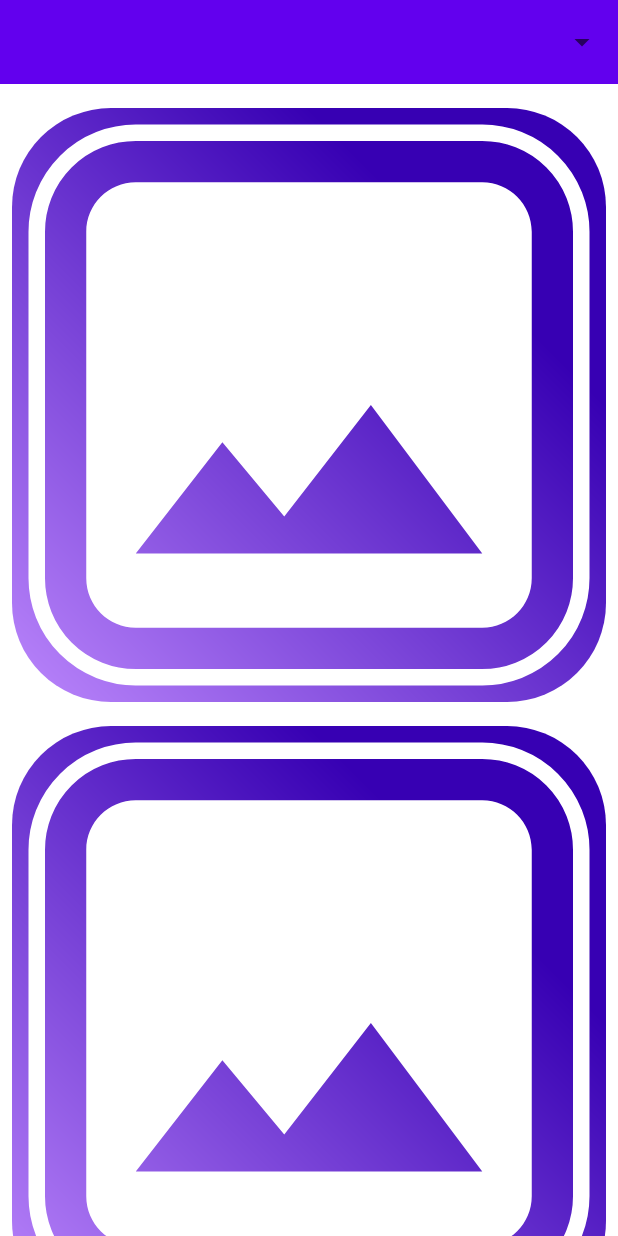
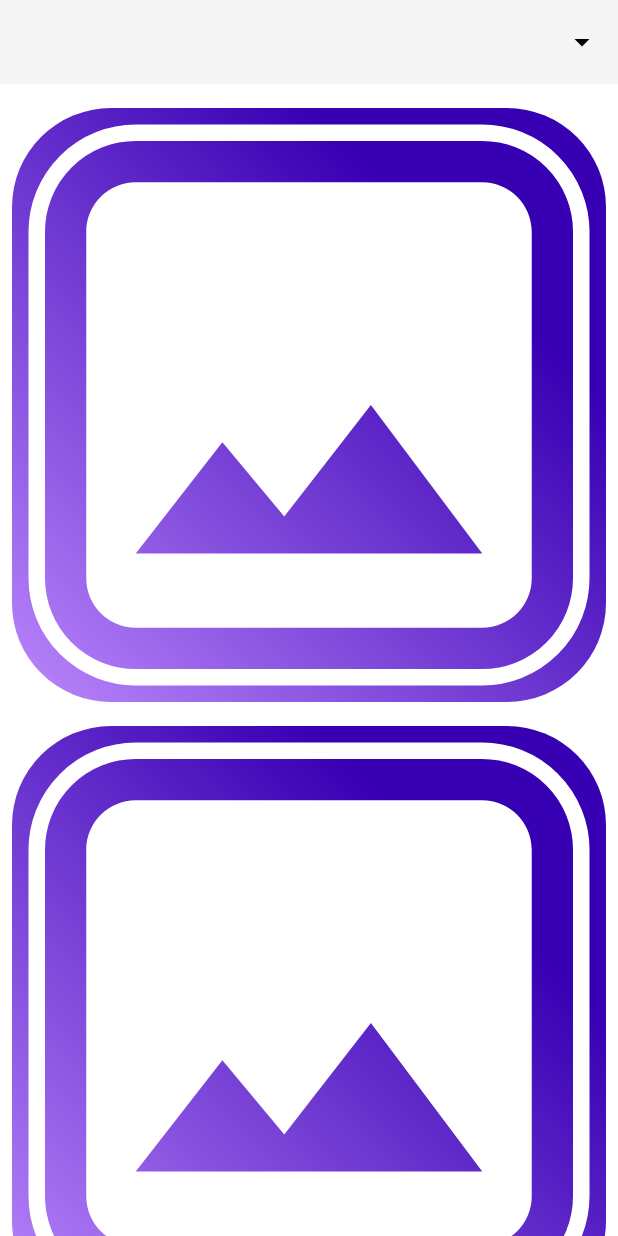
Before and after one commit to legion-11/FindAnime, an Android app: the layout fragment_image_drawer_list_dialog.xml on its own in the app's theme, with its tools: preview values and no code run, on a phone screen of 412 x 824 dp. Run offline under Robolectric (Android 15) with nearby library versions, the phone set to English and light mode, and no system bars.

Commit message:
fix colors for dark theme

```diff
--- a/app/src/main/java/com/dmytroa/findanime/fragments/ImageDrawerListDialogFragment.kt
+++ b/app/src/main/java/com/dmytroa/findanime/fragments/ImageDrawerListDialogFragment.kt
@@ -104,6 +104,7 @@ class ImageDrawerListDialogFragment : BottomSheetDialogFragment(),
         resizableViewMinHeight = resources.getDimension(R.dimen.resizable_view_min_height).toInt()
 
         binding.toolbar.setNavigationIcon(R.drawable.abc_ic_ab_back_material)
+
         binding.toolbar.setNavigationOnClickListener { dismiss() }
 
         val itemsInRow =  if (resources.getBoolean(R.bool.isTablet)) 5 else 3
@@ -133,7 +134,7 @@ class ImageDrawerListDialogFragment : BottomSheetDialogFragment(),
     private fun setupSpinner(){
         val spinnerAdapter = ArrayAdapter(requireContext(),
             android.R.layout.simple_spinner_dropdown_item, viewModel.albumNames)
-            .also { it.setDropDownViewResource(android.R.layout.simple_spinner_dropdown_item) }
+            .also { it.setDropDownViewResource(R.layout.drawer_spinner_item) }
 
         binding.toolbarSpinner.adapter = spinnerAdapter
         binding.toolbarSpinner.onItemSelectedListener = this
--- a/app/src/main/res/drawable-anydpi/ic_gallery_in_stroke.xml
+++ b/app/src/main/res/drawable-anydpi/ic_gallery_in_stroke.xml
@@ -3,9 +3,9 @@
     <item>
         <shape android:shape="rectangle" >
             <gradient
-                android:startColor="@color/drawable_gallery_in_circle_background_gradient_start"
-                android:endColor="@color/drawable_gallery_in_circle_background_gradient_end"
-                android:centerColor="@color/drawable_gallery_in_circle_background_gradient_end"
+                android:startColor="@color/drawable_gallery_in_stroke_background_gradient_start"
+                android:endColor="@color/drawable_gallery_in_stroke_background_gradient_end"
+                android:centerColor="@color/drawable_gallery_in_stroke_background_gradient_end"
                 android:centerY="0.75"
                 android:angle="45"
                 />
@@ -22,7 +22,7 @@
         <shape
             android:shape="rectangle"
             android:useLevel="true">
-            <stroke android:width="0.5dp" android:color="@color/drawable_gallery_in_circle" />
+            <stroke android:width="0.5dp" android:color="@color/drawable_gallery_in_stroke" />
             <corners android:radius="4dp" />
         </shape>
     </item>
--- a/app/src/main/res/drawable/ic_gallery.xml
+++ b/app/src/main/res/drawable/ic_gallery.xml
@@ -1,7 +1,7 @@
 <vector xmlns:android="http://schemas.android.com/apk/res/android"
     android:width="24dp"
     android:height="24dp"
-    android:tint="@color/drawable_gallery_in_circle"
+    android:tint="@color/drawable_gallery_in_stroke"
     android:viewportHeight="24"
     android:viewportWidth="24" >
     <path android:fillColor="@android:color/white" android:pathData="M21,19V5c0,-1.1 -0.9,-2 -2,-2H5c-1.1,0 -2,0.9 -2,2v14c0,1.1 0.9,2 2,2h14c1.1,0 2,-0.9 2,-2zM8.5,13.5l2.5,3.01L14.5,12l4.5,6H5l3.5,-4.5z"/>
--- /dev/null
+++ b/app/src/main/res/layout/drawer_spinner_item.xml
@@ -0,0 +1,13 @@
+<?xml version="1.0" encoding="utf-8"?>
+<TextView xmlns:android="http://schemas.android.com/apk/res/android"
+    xmlns:tools="http://schemas.android.com/tools"
+    android:layout_width="match_parent"
+    android:layout_height="wrap_content"
+    android:gravity="start"
+    android:padding="8dip"
+    android:background="@color/drawer_toolbar_color"
+    android:textColor="@color/theme_color_inverse"
+    android:textSize="16sp"
+    tools:text="Text text">
+
+</TextView>
--- a/app/src/main/res/layout/fragment_image_drawer_list_dialog.xml
+++ b/app/src/main/res/layout/fragment_image_drawer_list_dialog.xml
@@ -17,7 +17,7 @@
             android:layout_width="match_parent"
             android:layout_height="@dimen/resizable_view_min_height"
             android:layout_gravity="bottom"
-            android:background="@color/white"
+            android:background="@color/drawer_background"
             android:minHeight="@dimen/resizable_view_min_height">
 
             <View
@@ -33,7 +33,7 @@
             android:id="@+id/toolbar"
             android:layout_width="match_parent"
             android:layout_height="wrap_content"
-            android:background="?attr/colorPrimary"
+            android:background="@color/drawer_toolbar_color"
             android:minHeight="?attr/actionBarSize"
             android:theme="@style/CustomBottomSheetDialogTheme.Toolbar"
             android:visibility="invisible"
@@ -41,6 +41,7 @@
 
             <Spinner
                 android:id="@+id/toolbarSpinner"
+                android:backgroundTint="@color/theme_color_inverse"
                 android:layout_width="match_parent"
                 android:layout_height="wrap_content" />
         </androidx.appcompat.widget.Toolbar>
@@ -56,7 +57,7 @@
         android:paddingTop="@dimen/list_item_spacing_half"
         android:paddingBottom="@dimen/list_item_spacing_half"
         android:layout_weight="1"
-        android:background="@color/white"
+        android:background="@color/drawer_background"
         tools:context=".fragments.ImageDrawerListDialogFragment"
         tools:listitem="@layout/fragment_image_drawer_list_dialog_item" />
 </LinearLayout>
--- a/app/src/main/res/values-night/colors.xml
+++ b/app/src/main/res/values-night/colors.xml
@@ -1,7 +1,14 @@
 <?xml version="1.0" encoding="utf-8"?>
 <resources>
-    <!--  see ic_gallery_in_circle.xml  -->
-    <color name="drawable_gallery_in_circle_background_gradient_start">@color/purple_500</color>
-    <color name="drawable_gallery_in_circle_background_gradient_end">@color/purple_200</color>
-    <color name="drawable_gallery_in_circle">@color/gray_for_dark_gallery</color>
+    <!--  drawer_spinner_item  -->
+    <color name="theme_color_inverse">@color/white</color>
+
+    <!--  ic_gallery_in_stroke.xml  -->
+    <color name="drawable_gallery_in_stroke_background_gradient_start">@color/purple_500</color>
+    <color name="drawable_gallery_in_stroke_background_gradient_end">@color/purple_200</color>
+    <color name="drawable_gallery_in_stroke">@color/gray_for_dark_gallery</color>
+
+    <!--  fragment_image_drawer_list_dialog.xml  -->
+    <color name="drawer_background">@color/dark_background</color>
+    <color name="drawer_toolbar_color">@color/dark_grey_on_dark_background</color>
 </resources>
--- a/app/src/main/res/values-night/styles.xml
+++ b/app/src/main/res/values-night/styles.xml
@@ -2,5 +2,6 @@
 
     <style name="CustomBottomSheetDialogTheme.Toolbar" parent="Widget.AppCompat.Toolbar">
         <item name="colorControlHighlight">@color/ripple_material_dark</item>
+        <item name="android:textColorSecondary">@color/white</item>
     </style>
 </resources>
--- a/app/src/main/res/values/colors.xml
+++ b/app/src/main/res/values/colors.xml
@@ -11,10 +11,22 @@
     <color name="light_blue_600">#FF039BE5</color>
     <color name="gray_400">#FFBDBDBD</color>
     <color name="gray_600">#FF757575</color>
+
     <color name="gray_for_dark_gallery">#BCBCBC</color>
+    <color name="dark_background">#1B1B1B</color>
+    <color name="dark_grey_on_dark_background">#222222</color>
+    <color name="grey_on_white_background">#F5F5F5</color>
 
-    <!--  see ic_gallery_in_circle.xml  -->
-    <color name="drawable_gallery_in_circle_background_gradient_start">@color/purple_200</color>
-    <color name="drawable_gallery_in_circle_background_gradient_end">@color/purple_700</color>
-    <color name="drawable_gallery_in_circle">@color/white</color>
+    <!--  drawer_spinner_item  -->
+    <color name="theme_color_inverse">@color/black</color>
+
+    <!--  ic_gallery_in_stroke.xml  -->
+    <color name="drawable_gallery_in_stroke_background_gradient_start">@color/purple_200</color>
+    <color name="drawable_gallery_in_stroke_background_gradient_end">@color/purple_700</color>
+    <color name="drawable_gallery_in_stroke">@color/white</color>
+
+    <!--  fragment_image_drawer_list_dialog.xml  -->
+    <color name="drawer_background">@color/white</color>
+    <color name="drawer_toolbar_color">@color/grey_on_white_background</color>
+
 </resources>
--- a/app/src/main/res/values/styles.xml
+++ b/app/src/main/res/values/styles.xml
@@ -5,5 +5,7 @@
 
     <style name="CustomBottomSheetDialogTheme.Toolbar" parent="Widget.AppCompat.Toolbar">
         <item name="colorControlHighlight">@color/ripple_material_light</item>
+        <item name="android:textColorSecondary">@color/black</item>
     </style>
+
 </resources>
```
